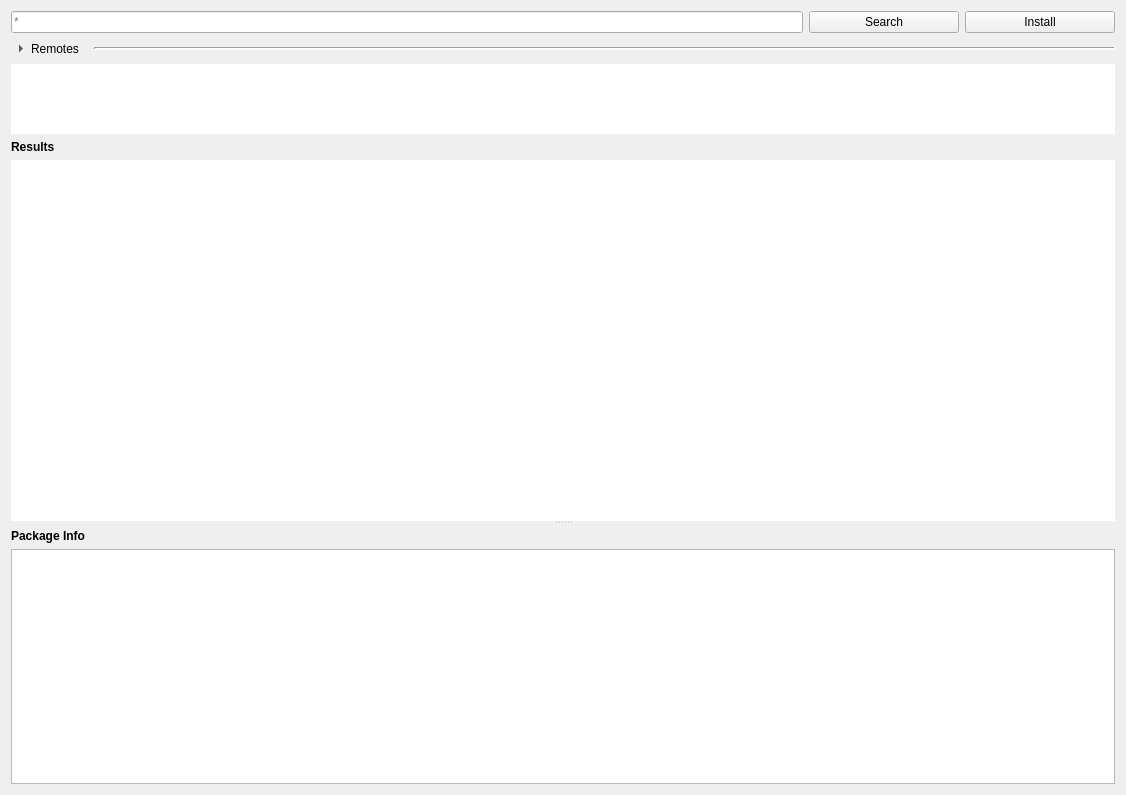
Before: the Qt Designer form src/conan_app_launcher/ui/views/conan_search/conan_search.ui in goszpeti/conan_explorer, drawn with Qt 5.
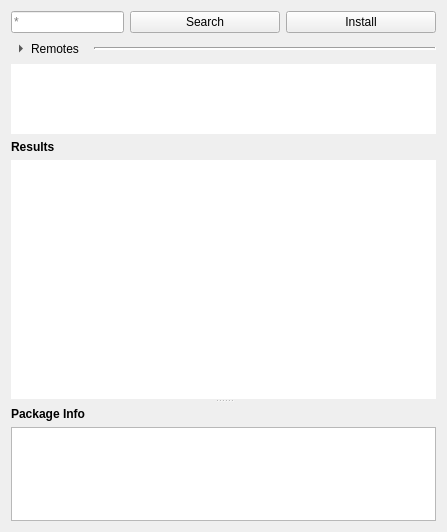
After: the same form once the commit is applied. Icons and pictures are not drawn. Custom widgets are drawn as their Qt base class.

Commit message: Fix minimumsizes for search view when scaling is big

Patch:
```diff
--- a/src/conan_app_launcher/ui/views/conan_search/conan_search.ui
+++ b/src/conan_app_launcher/ui/views/conan_search/conan_search.ui
@@ -6,8 +6,8 @@
    <rect>
     <x>0</x>
     <y>0</y>
-    <width>1126</width>
-    <height>795</height>
+    <width>447</width>
+    <height>532</height>
    </rect>
   </property>
   <property name="windowTitle">
@@ -243,7 +243,7 @@
       <bool>false</bool>
      </property>
      <widget class="QWidget" name="layoutWidget_2">
-      <layout class="QVBoxLayout" name="results_layout" stretch="0,1">
+      <layout class="QVBoxLayout" name="results_layout" stretch="4,1">
        <property name="sizeConstraint">
         <enum>QLayout::SetMinAndMaxSize</enum>
        </property>
@@ -268,7 +268,7 @@
        <item>
         <widget class="QTreeView" name="search_results_tree_view">
          <property name="sizePolicy">
-          <sizepolicy hsizetype="Expanding" vsizetype="MinimumExpanding">
+          <sizepolicy hsizetype="Expanding" vsizetype="Preferred">
            <horstretch>0</horstretch>
            <verstretch>0</verstretch>
           </sizepolicy>
@@ -338,7 +338,7 @@
          <property name="minimumSize">
           <size>
            <width>0</width>
-           <height>120</height>
+           <height>20</height>
           </size>
          </property>
          <property name="sizeAdjustPolicy">
```
The commit also changes 1 other file.
